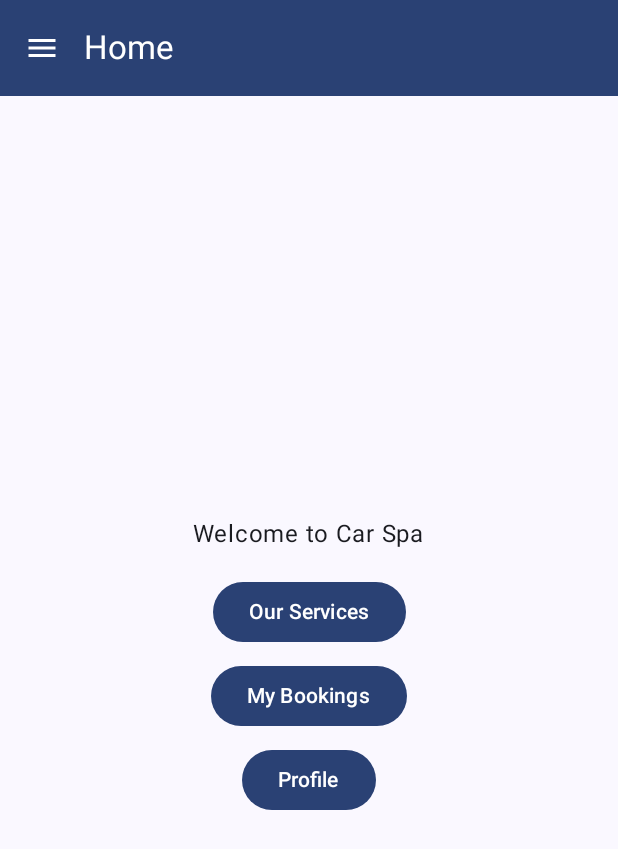
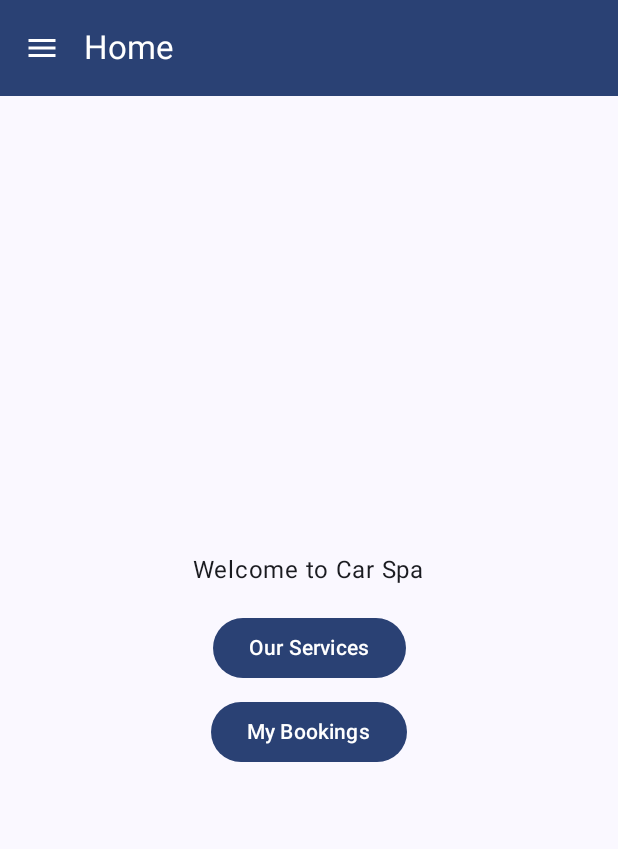
Before and after one commit to RiwRiwara/mobapp, an Android app built with Jetpack Compose: the HomeScreen screen opened through its navigation route, on a phone screen of 412 x 824 dp. Shown: the top 849 px of the screen. Run offline under Robolectric (Android 15) with nearby library versions, the phone set to English and light mode, and no system bars.

Commit message:
remove proffile

```diff
--- a/app/src/main/java/com/example/mobileappcar/ui/screens/home/HomeScreen.kt
+++ b/app/src/main/java/com/example/mobileappcar/ui/screens/home/HomeScreen.kt
@@ -27,8 +27,6 @@ fun HomeScreen(navController: NavHostController, modifier: Modifier = Modifier)
             Text("My Bookings")
         }
         Spacer(modifier = Modifier.height(8.dp))
-        Button(onClick = { navController.navigate("profile") }) {
-            Text("Profile")
-        }
+
     }
 }
```
